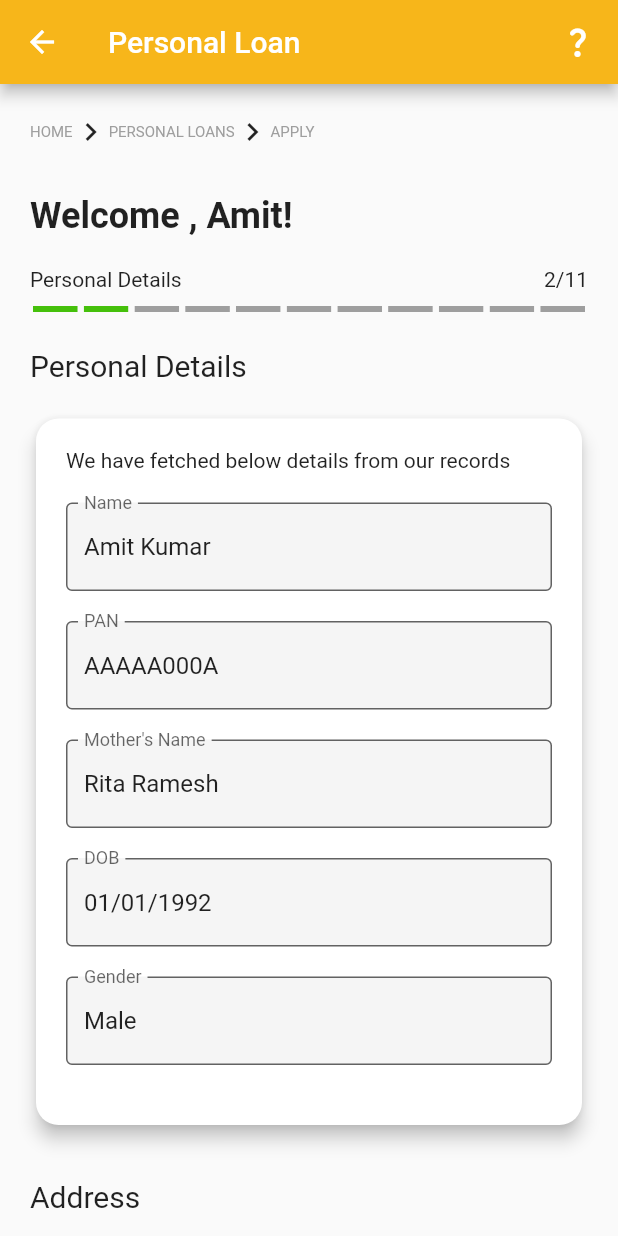
After one commit to vaibhav7779/sardemo, a Flutter app: the BasicInformation screen opened directly, on a phone screen of 412 x 824 dp. The commit adds this screen. Run offline on Flutter 3.47's test engine with Material 2 defaults, Android fonts, the phone set to English and light mode, and no system bars; drawn by our look-alikes of flutter_breadcrumb, step_progress_indicator; our stand-ins replace otp_text_field.

Commit message:
Login Page,OTP validation , Basic Information Page and themes of checkbox, cursor and Input Box Border

```diff
--- /dev/null
+++ b/lib/pages/basicInfo.dart
@@ -0,0 +1,288 @@
+import 'package:flutter/material.dart';
+import 'package:flutter_breadcrumb/flutter_breadcrumb.dart';
+import 'package:step_progress_indicator/step_progress_indicator.dart';
+
+bool isChecked = false;
+
+class BasicInformation extends StatefulWidget {
+  const BasicInformation({super.key});
+
+  @override
+  State<BasicInformation> createState() => _BasicInformationState();
+}
+
+class _BasicInformationState extends State<BasicInformation> {
+  bool? check1 = false;
+  bool? check2 = false;
+  @override
+  Widget build(BuildContext context) {
+    return Scaffold(
+      appBar: AppBar(
+        title: const Text("Personal Loan"),
+        leading: IconButton(
+          icon: const Icon(Icons.arrow_back, color: Colors.white),
+          onPressed: () => Navigator.of(context).pop(),
+        ),
+        actions: <Widget>[
+          Icon(Icons.question_mark_rounded),
+          SizedBox(width: 15)
+        ],
+      ),
+      body: SingleChildScrollView(
+        child: Padding(
+          padding: const EdgeInsets.all(20),
+          child: Column(
+            mainAxisAlignment: MainAxisAlignment.spaceAround,
+            crossAxisAlignment: CrossAxisAlignment.start,
+            children: [
+              BreadCrumb(
+                items: <BreadCrumbItem>[
+                  BreadCrumbItem(
+                    content: const Text(
+                      "HOME",
+                      style:
+                          TextStyle(fontSize: 10, fontWeight: FontWeight.w400),
+                    ),
+                  ),
+                  BreadCrumbItem(
+                    content: const Text(
+                      "PERSONAL LOANS",
+                      style:
+                          TextStyle(fontSize: 10, fontWeight: FontWeight.w400),
+                    ),
+                  ),
+                  BreadCrumbItem(
+                    content: const Text(
+                      "APPLY",
+                      style:
+                          TextStyle(fontSize: 10, fontWeight: FontWeight.w400),
+                    ),
+                  ),
+                ],
+                divider: const Icon(Icons.chevron_right),
+              ),
+              const SizedBox(height: 30),
+              const Text(
+                "Welcome , Amit!",
+                style: TextStyle(
+                  fontSize: 24,
+                  fontWeight: FontWeight.w600,
+                ),
+              ),
+              const SizedBox(height: 20),
+              Row(
+                mainAxisAlignment: MainAxisAlignment.spaceBetween,
+                children: const [Text("Personal Details"), Text("2/11")],
+              ),
+              const SizedBox(height: 10),
+              const StepProgressIndicator(
+                totalSteps: 11,
+                currentStep: 2,
+                selectedColor: Color(0xFF45C00B),
+              ),
+              const SizedBox(height: 24),
+              const Text(
+                "Personal Details",
+                style: const TextStyle(
+                  fontSize: 20,
+                  fontWeight: FontWeight.w400,
+                ),
+              ),
+              const SizedBox(height: 20),
+              Card(
+                shape: RoundedRectangleBorder(
+                  borderRadius: BorderRadius.circular(15.0),
+                ),
+                elevation: 5,
+                child: Padding(
+                  padding: const EdgeInsets.all(20),
+                  child: Column(
+                    crossAxisAlignment: CrossAxisAlignment.stretch,
+                    children: [
+                      const Text(
+                        "We have fetched below details from our records",
+                        style: const TextStyle(
+                            fontSize: 14, fontWeight: FontWeight.w400),
+                      ),
+                      const SizedBox(height: 20),
+                      TextFormField(
+                        autofocus: false,
+                        initialValue: "Amit Kumar",
+                        decoration: const InputDecoration(
+                          labelText: "Name",
+                          border: OutlineInputBorder(),
+                          filled: true, //<-- SEE HERE
+                          fillColor: Color(0xFFF5F5F5),
+                        ),
+                        readOnly: true,
+                      ),
+                      const SizedBox(height: 20),
+                      TextFormField(
+                        autofocus: false,
+                        initialValue: "AAAAA000A",
+                        decoration: const InputDecoration(
+                          labelText: "PAN",
+                          border: OutlineInputBorder(),
+                          filled: true, //<-- SEE HERE
+                          fillColor: Color(0xFFF5F5F5),
+                        ),
+                        readOnly: true,
+                      ),
+                      const SizedBox(height: 20),
+                      TextFormField(
+                        autofocus: false,
+                        initialValue: "Rita Ramesh",
+                        decoration: const InputDecoration(
+                          labelText: "Mother's Name",
+                          border: OutlineInputBorder(),
+                          filled: true, //<-- SEE HERE
+                          fillColor: Color(0xFFF5F5F5),
+                        ),
+                        readOnly: true,
+                      ),
+                      const SizedBox(height: 20),
+                      TextFormField(
+                        autofocus: false,
+                        initialValue: "01/01/1992",
+                        decoration: const InputDecoration(
+                          labelText: "DOB",
+                          border: OutlineInputBorder(),
+                          filled: true, //<-- SEE HERE
+                          fillColor: Color(0xFFF5F5F5),
+                        ),
+                        readOnly: true,
+                      ),
+                      const SizedBox(height: 20),
+                      TextFormField(
+                        autofocus: false,
+                        initialValue: "Male",
+                        decoration: const InputDecoration(
+                          labelText: "Gender",
+                          border: OutlineInputBorder(),
+                          filled: true, //<-- SEE HERE
+                          fillColor: Color(0xFFF5F5F5),
+                        ),
+                        readOnly: true,
+                      ),
+                      const SizedBox(height: 20),
+                    ],
+                  ),
+                ),
+              ),
+              SizedBox(
+                height: 32.0,
+              ),
+              const Text(
+                "Address",
+                style: const TextStyle(
+                  fontSize: 20,
+                  fontWeight: FontWeight.w400,
+                ),
+              ),
+              const SizedBox(height: 20),
+              Card(
+                shape: RoundedRectangleBorder(
+                  borderRadius: BorderRadius.circular(15.0),
+                ),
+                elevation: 5,
+                child: Padding(
+                  padding: const EdgeInsets.all(20),
+                  child: Column(
+                    crossAxisAlignment: CrossAxisAlignment.stretch,
+                    children: [
+                      const Text(
+                        "Please confirm your address",
+                        style: const TextStyle(
+                            fontSize: 14, fontWeight: FontWeight.w400),
+                      ),
+                      const SizedBox(height: 20),
+                      TextFormField(
+                        autofocus: false,
+                        initialValue:
+                            " House No.- 123 Sector- 10 Vasant Vihar, Delhi, 110011",
+                        decoration: const InputDecoration(
+                          labelText: "Communication Address",
+                          border: OutlineInputBorder(),
+                          filled: true, //<-- SEE HERE
+                          fillColor: Color(0xFFF5F5F5),
+                        ),
+                        readOnly: true,
+                        maxLines: 3,
+                      ),
+                      const SizedBox(height: 20),
+                      TextFormField(
+                        autofocus: false,
+                        initialValue: "helloamitXX@gmail.com",
+                        decoration: const InputDecoration(
+                          labelText: "Email Address",
+                          border: OutlineInputBorder(),
+                          filled: true, //<-- SEE HERE
+                          fillColor: Color(0xFFF5F5F5),
+                        ),
+                        readOnly: true,
+                      ),
+                      const SizedBox(height: 20),
+                      const Divider(),
+                      const SizedBox(height: 20),
+                      Row(
+                        children: [
+                          Checkbox(
+                            value: check1,
+                            onChanged: (bool? value) {
+                              setState(() {
+                                check1 = value;
+                              });
+                            },
+                          ),
+                          const SizedBox(width: 10),
+                          const Text(
+                            "I agree my details are correct",
+                            style: const TextStyle(
+                              fontSize: 12,
+                              fontWeight: FontWeight.w400,
+                            ),
+                          ),
+                        ],
+                      ),
+                      const SizedBox(height: 20),
+                      Row(
+                        children: [
+                          Checkbox(
+                            value: check2,
+                            onChanged: (bool? value) {
+                              setState(() {
+                                check2 = value;
+                              });
+                            },
+                          ),
+                          const SizedBox(width: 10),
+                          const Flexible(
+                            child: const Text(
+                              "I agree to the Terms and Conditions and Privacy, and give my consent to Saraswat Bank as the lender to collect, store and verify my credit report from credit bureaus and KYC details (from CERSA) for processing loan application.",
+                              style: const TextStyle(
+                                fontSize: 12,
+                                fontWeight: FontWeight.w400,
+                              ),
+                            ),
+                          ),
+                        ],
+                      ),
+                    ],
+                  ),
+                ),
+              ),
+              const SizedBox(height: 20),
+              Container(
+                width: double.infinity,
+                child: ElevatedButton(
+                  onPressed: () {},
+                  child: const Text("Next"),
+                ),
+              ),
+            ],
+          ),
+        ),
+      ),
+    );
+  }
+}
--- a/pubspec.yaml
+++ b/pubspec.yaml
@@ -37,6 +37,7 @@ dependencies:
   # The following adds the Cupertino Icons font to your application.
   # Use with the CupertinoIcons class for iOS style icons.
   cupertino_icons: ^1.0.2
+  otp_text_field: ^1.1.3
 
 dev_dependencies:
   flutter_test:
```
Also changed, not shown: lib/main.dart (+31 -2 lines), lib/pages/login.dart (added, +149 -0 lines), lib/pages/otp.dart (added, +152 -0 lines), pubspec.lock.
